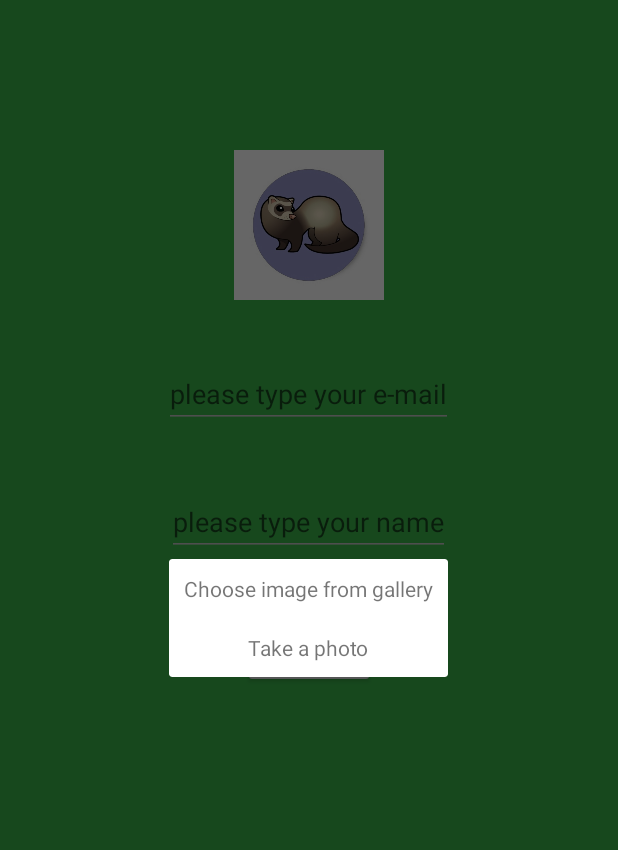
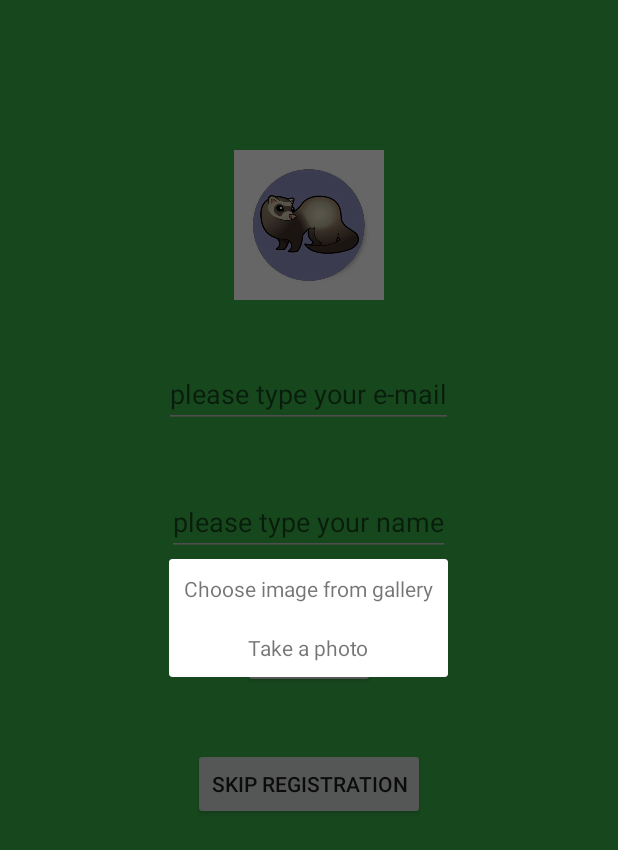
Before and after one commit to CrazyClimbersTeam/HoReCa, an Android app: the screen it shows after launch (StartActivity), after a tap on an icon or button, on a phone screen of 412 x 824 dp. Shown: the top 850 px of the screen. Run offline under Robolectric (Android 15) with nearby library versions, the phone set to English and light mode, and no system bars; our stand-ins replace ButterKnife; libraries missing offline, so code that uses them is left out: com.soundcloud.android.

Commit message:
add skip registration

```diff
--- a/app/src/main/java/com/crazyclimbersteam/horeca/fragments/RegistrationFragment.java
+++ b/app/src/main/java/com/crazyclimbersteam/horeca/fragments/RegistrationFragment.java
@@ -38,7 +38,6 @@ public class RegistrationFragment extends Fragment {
     @InjectView(R.id.user_avatar) ImageView mUserAvatar;
     @InjectView(R.id.user_email) EditText mUserEmail;
     @InjectView(R.id.user_name) EditText mUserName;
-    @InjectView(R.id.confirm_btn) Button mConfirmbtn;
 
     ChoosePictureDialog mTakePictureDialog;
 
@@ -74,6 +73,11 @@ public class RegistrationFragment extends Fragment {
         mTakePictureDialog.show(getFragmentManager(), null);
     }
 
+    @OnClick(R.id.skip_btn)
+    public void skipRegistration(Button button){
+        startMainActivity();
+    }
+
     private void startMainActivity(){
         Intent intent = new Intent(getActivity(), MainActivity.class);
         startActivity(intent);
--- a/app/src/main/res/layout/registration_layout.xml
+++ b/app/src/main/res/layout/registration_layout.xml
@@ -42,4 +42,12 @@
         android:layout_marginTop="40dp"
         android:text="Confirm"/>
 
+    <Button
+        android:id="@+id/skip_btn"
+        android:layout_width="wrap_content"
+        android:layout_height="wrap_content"
+        android:layout_gravity="center"
+        android:layout_marginTop="40dp"
+        android:text="Skip registration"/>
+
 </LinearLayout>
```
